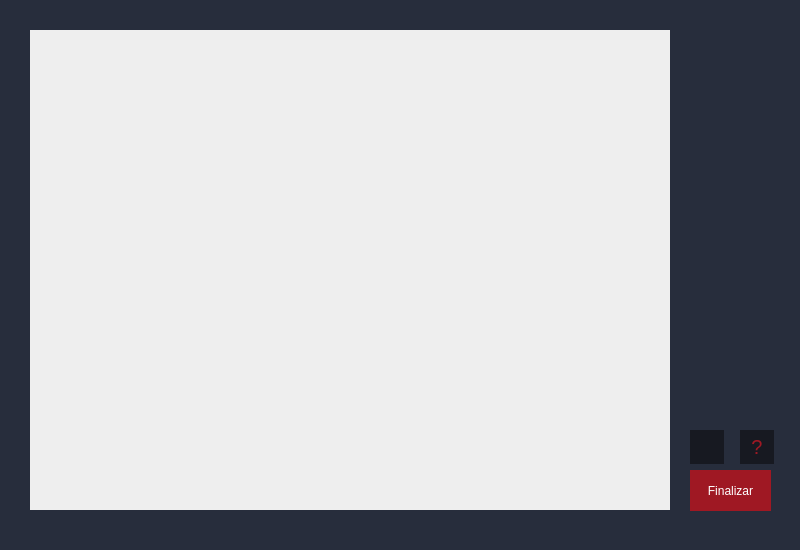
Qt form reddragons/interface/ui_files/perspectiva.ui (Red-Dragons-UFSCar/red-visao) before a commit.
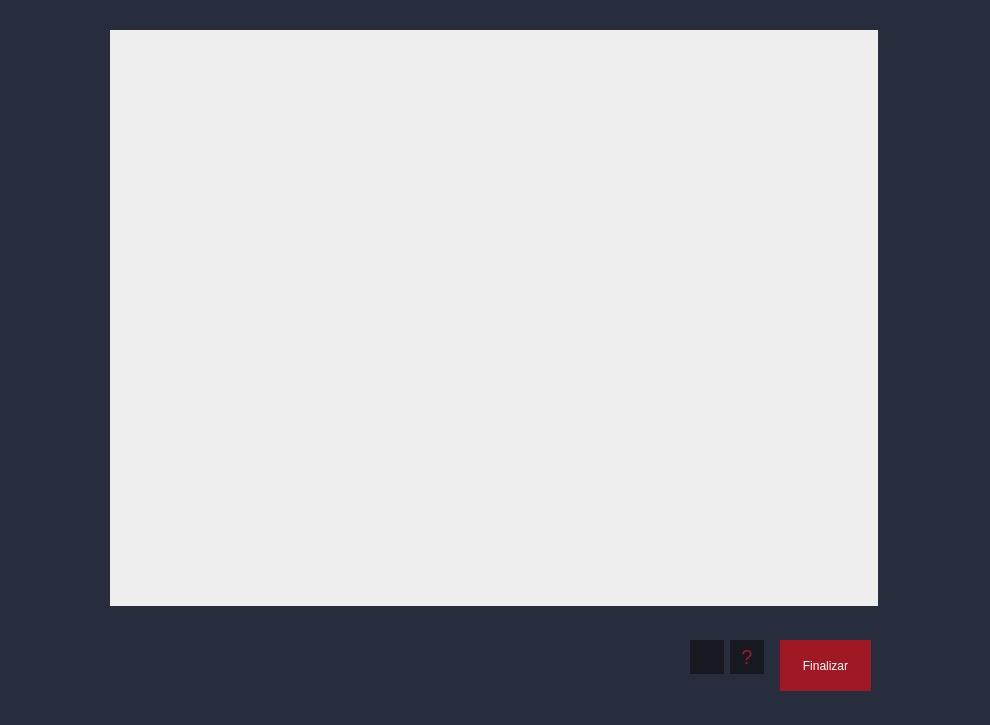
The same form after that commit. Icons and pictures are not drawn.

```diff
--- a/reddragons/interface/ui_files/perspectiva.ui
+++ b/reddragons/interface/ui_files/perspectiva.ui
@@ -6,10 +6,22 @@
    <rect>
     <x>0</x>
     <y>0</y>
-    <width>800</width>
-    <height>550</height>
+    <width>990</width>
+    <height>725</height>
    </rect>
   </property>
+  <property name="minimumSize">
+   <size>
+    <width>990</width>
+    <height>725</height>
+   </size>
+  </property>
+  <property name="maximumSize">
+   <size>
+    <width>990</width>
+    <height>725</height>
+   </size>
+  </property>
   <property name="windowTitle">
    <string>Perspectiva</string>
   </property>
@@ -24,10 +36,10 @@
    <widget class="QLabel" name="QT_Imagem">
     <property name="geometry">
      <rect>
-      <x>30</x>
+      <x>110</x>
       <y>30</y>
-      <width>640</width>
-      <height>480</height>
+      <width>768</width>
+      <height>576</height>
      </rect>
     </property>
     <property name="styleSheet">
@@ -40,10 +52,10 @@
    <widget class="QPushButton" name="QT_btFinalizar">
     <property name="geometry">
      <rect>
-      <x>690</x>
-      <y>470</y>
-      <width>81</width>
-      <height>41</height>
+      <x>780</x>
+      <y>640</y>
+      <width>91</width>
+      <height>51</height>
      </rect>
     </property>
     <property name="minimumSize">
@@ -72,7 +84,7 @@
     <property name="geometry">
      <rect>
       <x>690</x>
-      <y>430</y>
+      <y>640</y>
       <width>34</width>
       <height>34</height>
      </rect>
@@ -106,8 +118,8 @@
    <widget class="QPushButton" name="btnHelp">
     <property name="geometry">
      <rect>
-      <x>740</x>
-      <y>430</y>
+      <x>730</x>
+      <y>640</y>
       <width>34</width>
       <height>34</height>
      </rect>
@@ -136,17 +148,6 @@
     </property>
    </widget>
   </widget>
-  <widget class="QMenuBar" name="menubar">
-   <property name="geometry">
-    <rect>
-     <x>0</x>
-     <y>0</y>
-     <width>800</width>
-     <height>30</height>
-    </rect>
-   </property>
-  </widget>
-  <widget class="QStatusBar" name="statusbar"/>
  </widget>
  <resources/>
  <connections/>
```
